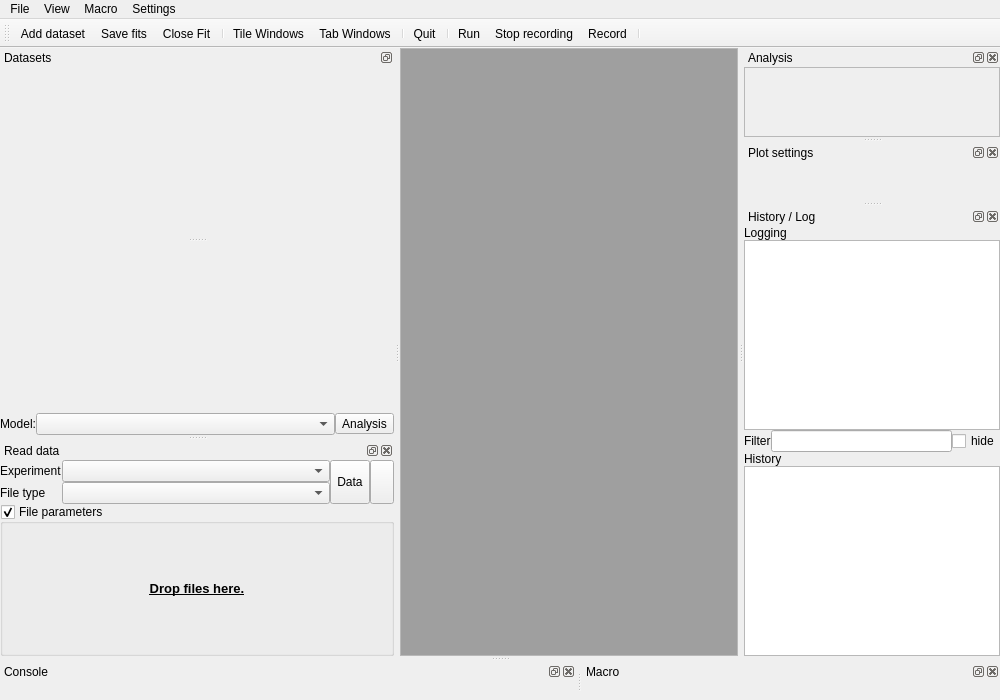
Before: the Qt Designer form chisurf/gui/gui.ui in Fluorescence-Tools/chisurf, drawn with Qt 5.
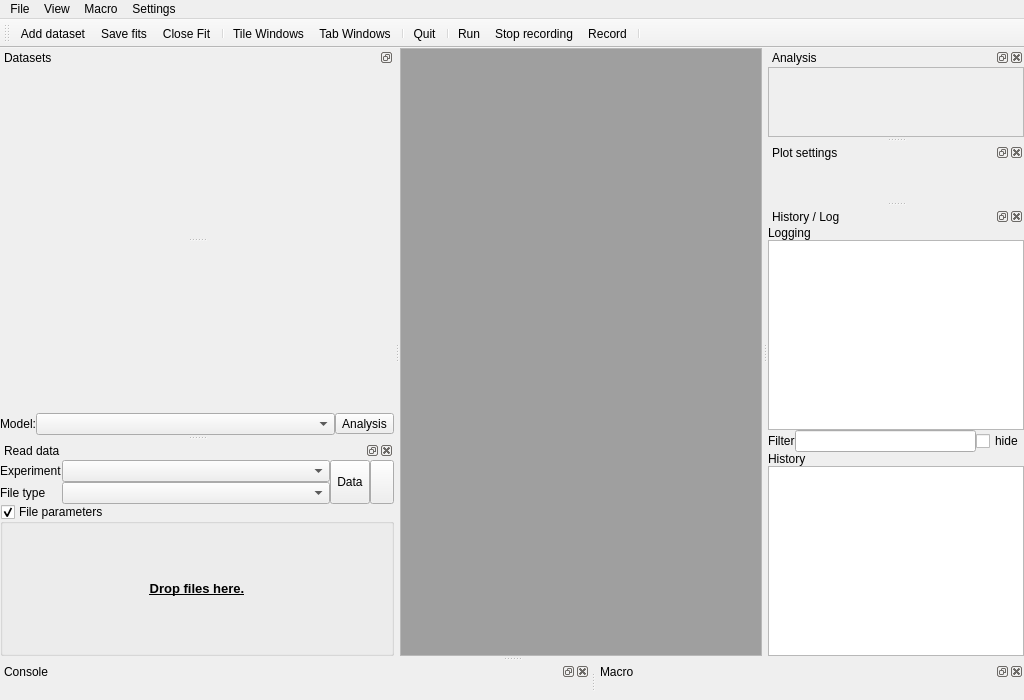
After: the same form once the commit is applied. Icons and pictures are not drawn.

```diff
--- a/chisurf/gui/gui.ui
+++ b/chisurf/gui/gui.ui
@@ -6,7 +6,7 @@
    <rect>
     <x>0</x>
     <y>0</y>
-    <width>1000</width>
+    <width>1024</width>
     <height>700</height>
    </rect>
   </property>
@@ -251,7 +251,7 @@
     <rect>
      <x>0</x>
      <y>0</y>
-     <width>1000</width>
+     <width>1024</width>
      <height>21</height>
     </rect>
    </property>
```
Left out of the diff: 2 changed lines with no effect on the pictures.
